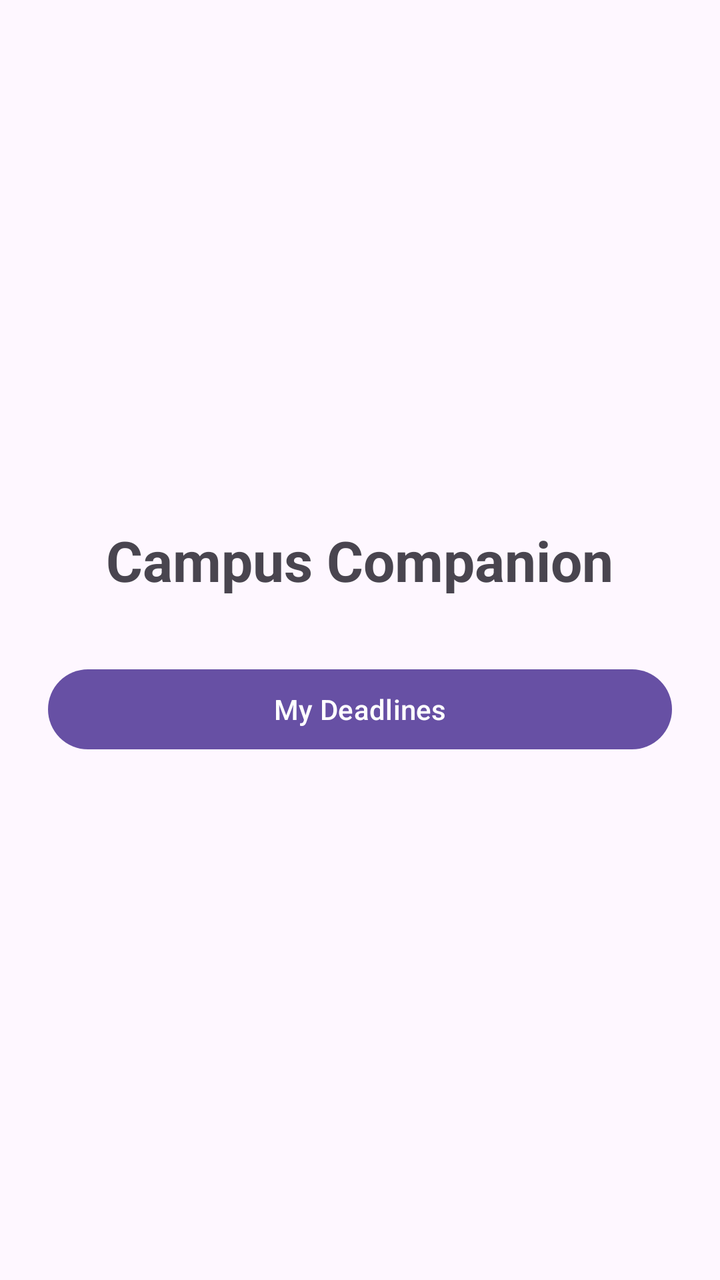
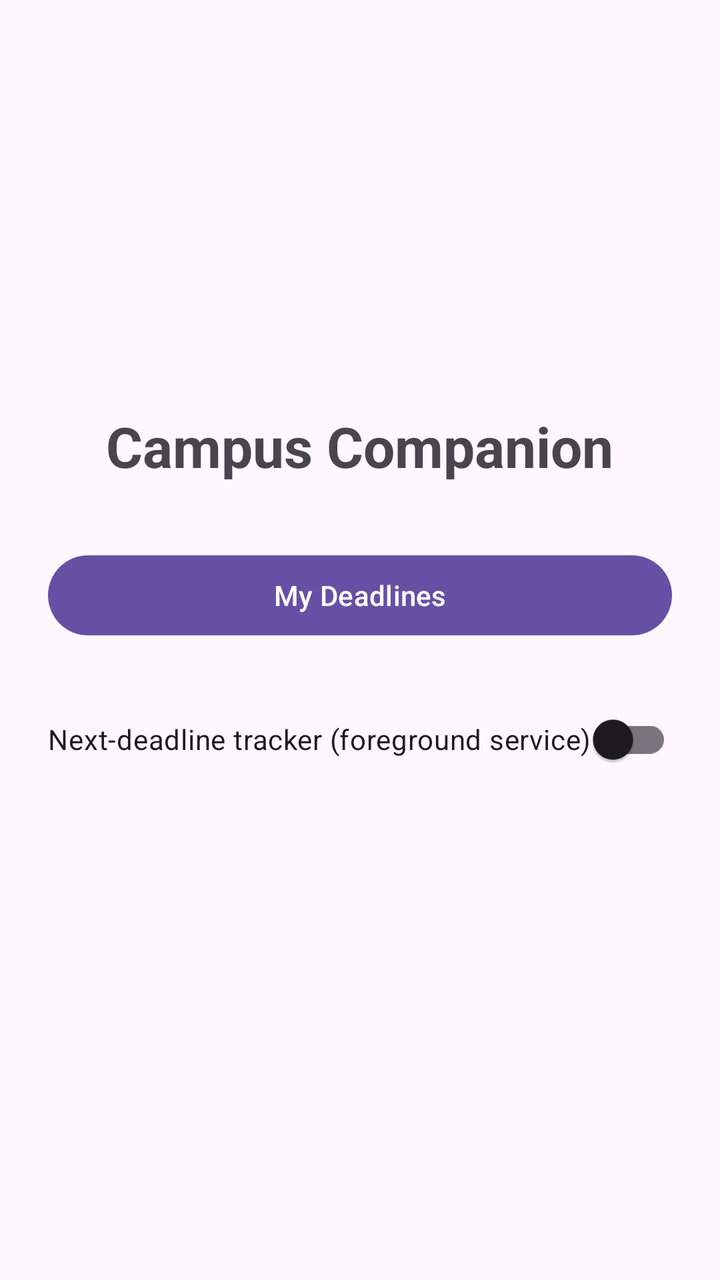

Screens rendered from an Android XML layout before and after an edit, with the pre-edit source and the edit as a unified diff.
<!-- AndroidManifest.xml: application theme Theme.CampusCompanion -->
<!-- res/layout/activity_main.xml -->
<?xml version="1.0" encoding="utf-8"?>
<LinearLayout xmlns:android="http://schemas.android.com/apk/res/android"
    android:layout_width="match_parent"
    android:layout_height="match_parent"
    android:gravity="center"
    android:orientation="vertical"
    android:padding="24dp">

    <TextView
        android:layout_width="wrap_content"
        android:layout_height="wrap_content"
        android:layout_marginBottom="32dp"
        android:text="Campus Companion"
        android:textSize="28sp"
        android:textStyle="bold" />

    <com.google.android.material.button.MaterialButton
        android:id="@+id/btnDeadlines"
        android:layout_width="match_parent"
        android:layout_height="wrap_content"
        android:text="My Deadlines" />
</LinearLayout>
<!-- resources referenced by this layout -->
<resources>
  <style name="Theme.CampusCompanion" parent="Base.Theme.CampusCompanion" />
  <style name="Base.Theme.CampusCompanion" parent="Theme.Material3.DayNight.NoActionBar">
          
          
      </style>
</resources>

<!-- the commit's change to res/layout/activity_main.xml (unified diff, before → after) -->
@@ -19,4 +19,27 @@
         android:layout_width="match_parent"
         android:layout_height="wrap_content"
         android:text="My Deadlines" />
+
+    <com.google.android.material.switchmaterial.SwitchMaterial
+        android:id="@+id/swTracker"
+        android:layout_width="match_parent"
+        android:layout_height="wrap_content"
+        android:layout_marginTop="24dp"
+        android:text="Next-deadline tracker (foreground service)" />
+
+    <com.google.android.material.button.MaterialButton
+        android:id="@+id/btnExactAlarm"
+        style="@style/Widget.Material3.Button.OutlinedButton"
+        android:layout_width="match_parent"
+        android:layout_height="wrap_content"
+        android:layout_marginTop="16dp"
+        android:text="Allow exact reminders"
+        android:visibility="gone" />
+
+    <TextView
+        android:id="@+id/tvProviderCount"
+        android:layout_width="wrap_content"
+        android:layout_height="wrap_content"
+        android:layout_marginTop="24dp"
+        android:textSize="13sp" />
 </LinearLayout>
